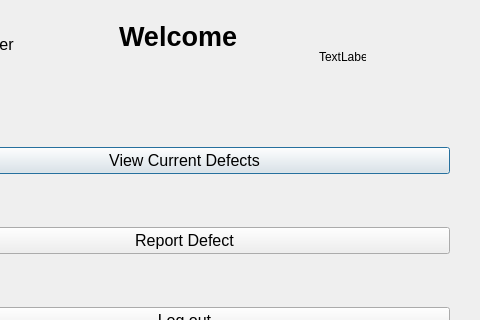
Old version of the form devmenu.ui in the repository LiamJohns/CapitalBugTracker; both pictures show x 111 to 591 and y 0 to 320 of the 591 by 409 pixel window.
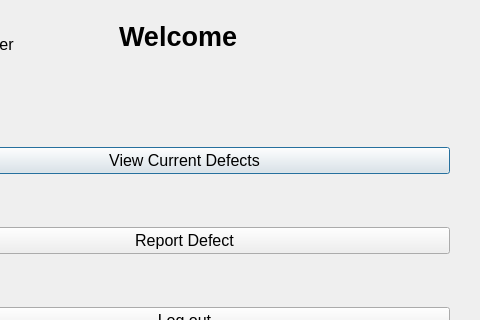
New version of the form.

Commit message: dev menu

```diff
--- a/devmenu.ui
+++ b/devmenu.ui
@@ -135,19 +135,6 @@
     <bool>false</bool>
    </property>
   </widget>
-  <widget class="QLabel" name="test">
-   <property name="geometry">
-    <rect>
-     <x>430</x>
-     <y>50</y>
-     <width>47</width>
-     <height>13</height>
-    </rect>
-   </property>
-   <property name="text">
-    <string>TextLabel</string>
-   </property>
-  </widget>
  </widget>
  <resources/>
  <connections/>
```
